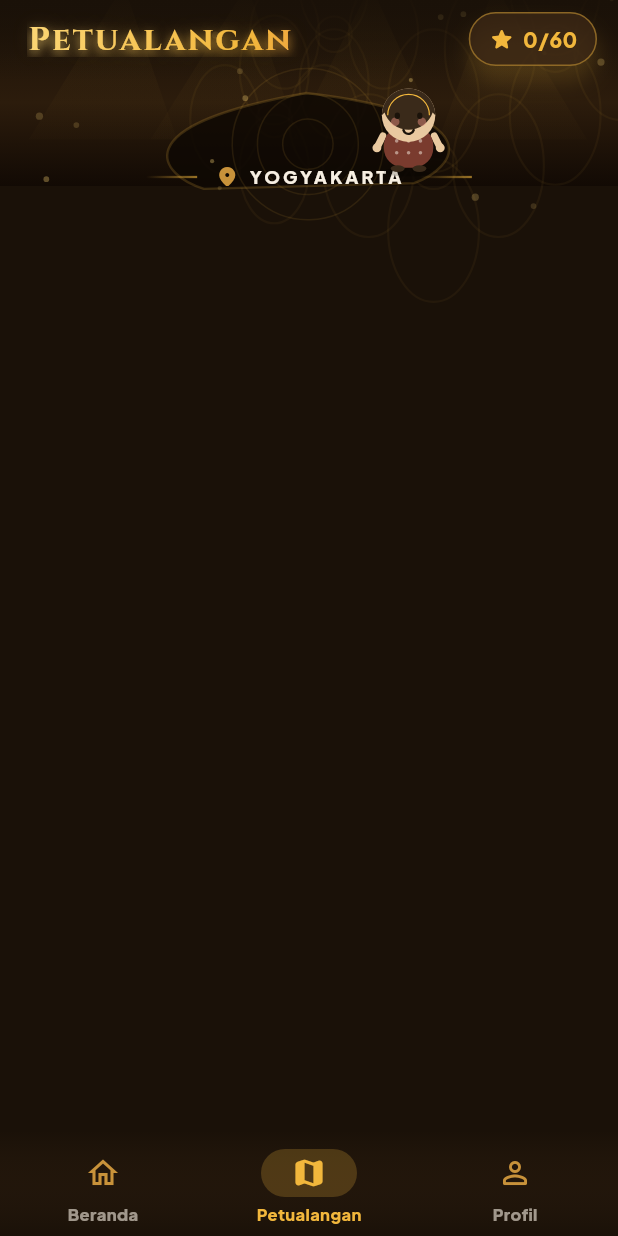
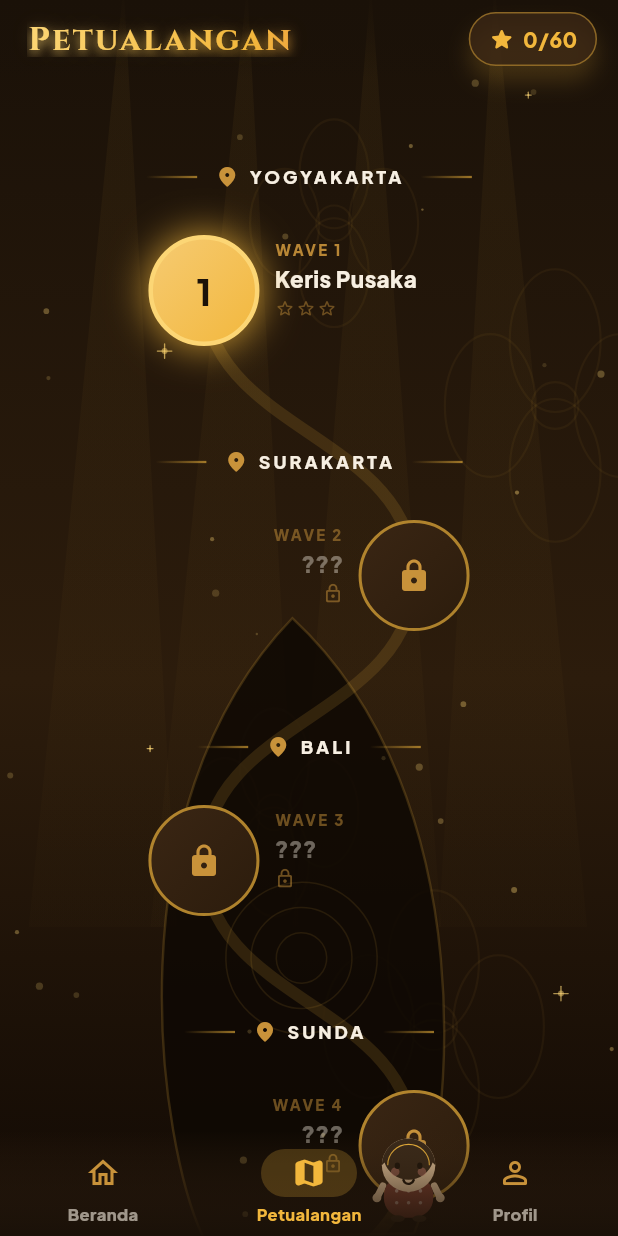
Before and after one commit to zachiesings/pusaka-blast, a Flutter app: the screen it shows after launch, after a tap on the "music note" icon, after a tap on "LANJUTKAN", on a phone screen of 412 x 824 dp. Run offline on Flutter 3.47's test engine with Material 3 defaults, Android fonts, the phone set to English and light mode, and no system bars; our stand-ins replace audioplayers, google_mobile_ads, shared_preferences; network calls fail.

Commit message:
fix: adventure map collapsed to header height (kepotong) + add ambient effects
Map fix (root cause)
- The map's root Stack had a non-positioned _Header child, so the Stack sized to
  the header (~66px) and the Positioned.fill scroll was clamped to it — the map
  only filled the top of the screen. Made _Header positioned + Stack
  fit:StackFit.expand so the viewport fills the whole screen. Same hardening on
  the Beranda tab Stack. Added a widget test (test/map_layout_test.dart) that
  asserts the map viewport fills the surface (regression guard).

Effects (home + gameplay "efek efek")
- New SparkleField (drifting, twinkling gold motes) layered on Beranda, the
  adventure map and the game board for ambient life.
- New ShimmerSweep — a premium sheen that travels across the PUSAKA BLAST
  wordmark on a loop.

Co-Authored-By: Claude Opus 4.8 (1M context) <noreply@anthropic.com>

```diff
--- a/lib/features/adventure/adventure_map_screen.dart
+++ b/lib/features/adventure/adventure_map_screen.dart
@@ -5,6 +5,7 @@ import '../../game/wave.dart';
 import '../../state/app_state.dart';
 import '../../state/game_controller.dart';
 import '../../widgets/display_text.dart';
+import '../../widgets/effects.dart';
 import '../../widgets/roaming_mascot.dart';
 import '../game/widgets/game_backdrop.dart';
 import '../game/game_screen.dart';
@@ -86,8 +87,10 @@ class _AdventureMapScreenState extends State<AdventureMapScreen> {
     return Scaffold(
       backgroundColor: Colors.transparent,
       body: Stack(
+        fit: StackFit.expand,
         children: [
           const Positioned.fill(child: GameBackdrop()),
+          const Positioned.fill(child: SparkleField(count: 18)),
           Positioned.fill(
             child: LayoutBuilder(
               builder: (context, c) {
@@ -150,10 +153,13 @@ class _AdventureMapScreenState extends State<AdventureMapScreen> {
             left: 0, right: 0, bottom: 0, height: 120,
             child: IgnorePointer(child: RoamingMascot(size: 66)),
           ),
-          _Header(
-              totalStars: app.totalStars,
-              cleared: app.wavesCleared,
-              showBack: !widget.embedded),
+          Positioned(
+            top: 0, left: 0, right: 0,
+            child: _Header(
+                totalStars: app.totalStars,
+                cleared: app.wavesCleared,
+                showBack: !widget.embedded),
+          ),
         ],
       ),
     );
--- a/lib/features/game/game_screen.dart
+++ b/lib/features/game/game_screen.dart
@@ -10,6 +10,7 @@ import '../../game/game_mode.dart';
 import '../../game/wave.dart';
 import '../../game/models/cell.dart';
 import '../../widgets/mascot.dart';
+import '../../widgets/effects.dart';
 import 'widgets/board_view.dart';
 import 'widgets/game_backdrop.dart';
 import 'widgets/clear_fx.dart';
@@ -197,6 +198,7 @@ class _GameScreenState extends State<GameScreen> with SingleTickerProviderStateM
       body: Stack(
         children: [
           const Positioned.fill(child: GameBackdrop()),
+          const Positioned.fill(child: SparkleField(count: 14)),
           SafeArea(
           child: Stack(
             children: [
--- a/lib/features/home/home_screen.dart
+++ b/lib/features/home/home_screen.dart
@@ -16,6 +16,7 @@ import '../../widgets/roaming_mascot.dart';
 import '../game/widgets/game_backdrop.dart';
 import '../../widgets/mascot.dart';
 import '../../widgets/soft_card.dart';
+import '../../widgets/effects.dart';
 import '../game/game_screen.dart';
 import '../settings/settings_screen.dart';
 import '../about/about_screen.dart';
@@ -230,8 +231,10 @@ class _BerandaTabState extends State<_BerandaTab> {
     final app = context.watch<AppState>();
     return BatikBackground(
       child: Stack(
+        fit: StackFit.expand,
         children: [
           const Positioned.fill(child: GameBackdrop()),
+          const Positioned.fill(child: SparkleField(count: 24)),
           const Positioned(top: 0, left: 0, right: 0, child: PendopoRoof()),
           // strolling character along the lower third
           const Positioned(left: 0, right: 0, bottom: 78, height: 110,
@@ -251,7 +254,9 @@ class _BerandaTabState extends State<_BerandaTab> {
                   const SizedBox(height: 2),
                   const _HeroMascot(),
                   const SizedBox(height: 2),
-                  const GoldTitle('PUSAKA BLAST', size: 40, letterSpacing: 3),
+                  const ShimmerSweep(
+                    child: GoldTitle('PUSAKA BLAST', size: 40, letterSpacing: 3),
+                  ),
                   const SizedBox(height: 8),
                   const _OrnamentDivider(),
                   const SizedBox(height: 6),
--- /dev/null
+++ b/lib/widgets/effects.dart
@@ -0,0 +1,159 @@
+import 'dart:math' as math;
+import 'package:flutter/material.dart';
+import 'package:flutter/scheduler.dart';
+import '../core/constants.dart';
+
+/// A field of slowly drifting, twinkling gold motes — cheap ambient "magic dust"
+/// for premium screens. Self-animated via a [Ticker]; drop into a Stack with
+/// `Positioned.fill` behind your content.
+class SparkleField extends StatefulWidget {
+  final int count;
+  final Color color;
+  final double maxRadius;
+  final bool rising; // motes drift upward (true) or just twinkle in place
+  const SparkleField({
+    super.key,
+    this.count = 26,
+    this.color = Palette.goldLt,
+    this.maxRadius = 2.2,
+    this.rising = true,
+  });
+
+  @override
+  State<SparkleField> createState() => _SparkleFieldState();
+}
+
+class _SparkleFieldState extends State<SparkleField> {
+  Ticker? _ticker;
+  double _t = 0;
+
+  @override
+  void initState() {
+    super.initState();
+    _ticker = Ticker((d) => setState(() => _t = d.inMicroseconds / 1e6))..start();
+  }
+
+  @override
+  void dispose() {
+    _ticker?.dispose();
+    super.dispose();
+  }
+
+  @override
+  Widget build(BuildContext context) {
+    return IgnorePointer(
+      child: RepaintBoundary(
+        child: CustomPaint(
+          painter: _SparklePainter(
+            t: _t,
+            count: widget.count,
+            color: widget.color,
+            maxR: widget.maxRadius,
+            rising: widget.rising,
+          ),
+          size: Size.infinite,
+        ),
+      ),
+    );
+  }
+}
+
+class _SparklePainter extends CustomPainter {
+  final double t;
+  final int count;
+  final Color color;
+  final double maxR;
+  final bool rising;
+  _SparklePainter({
+    required this.t,
+    required this.count,
+    required this.color,
+    required this.maxR,
+    required this.rising,
+  });
+
+  @override
+  void paint(Canvas canvas, Size size) {
+    final w = size.width, h = size.height;
+    for (var i = 0; i < count; i++) {
+      final seed = i * 0.6180339887;
+      final fx = (seed * 7.13) % 1.0;
+      final baseY = (seed * 11.7) % 1.0;
+      final speed = 6 + (i % 5) * 4.0;
+      final drift = rising ? ((t * speed + i * 53.0) % (h + 40)) : 0.0;
+      final x = w * fx + math.sin(t * 0.5 + i) * 10;
+      final y = rising ? (h - drift + 20) : h * baseY + math.sin(t * 0.4 + i) * 8;
+      // twinkle 0..1
+      final tw = 0.35 + 0.65 * (0.5 + 0.5 * math.sin(t * 2.2 + i * 1.3));
+      final r = (0.8 + (i % 3) * 0.6).clamp(0.6, maxR);
+      final p = Paint()..color = color.withOpacity(0.5 * tw);
+      // soft dot + a tiny 4-point sparkle for the brightest motes
+      canvas.drawCircle(Offset(x, y), r, p);
+      if (tw > 0.85) {
+        final s = r * 2.4;
+        final star = Paint()
+          ..color = color.withOpacity(0.7 * tw)
+          ..strokeWidth = 0.9
+          ..strokeCap = StrokeCap.round;
+        canvas.drawLine(Offset(x - s, y), Offset(x + s, y), star);
+        canvas.drawLine(Offset(x, y - s), Offset(x, y + s), star);
+      }
+    }
+  }
+
+  @override
+  bool shouldRepaint(covariant _SparklePainter old) => old.t != t;
+}
+
+/// A premium sheen that sweeps across [child] (e.g. the gold wordmark) on a
+/// loop, using a moving highlight band composited over whatever is rendered.
+class ShimmerSweep extends StatefulWidget {
+  final Widget child;
+  final Duration period;
+  const ShimmerSweep({super.key, required this.child, this.period = const Duration(seconds: 4)});
+
+  @override
+  State<ShimmerSweep> createState() => _ShimmerSweepState();
+}
+
+class _ShimmerSweepState extends State<ShimmerSweep> with SingleTickerProviderStateMixin {
+  late final AnimationController _c =
+      AnimationController(vsync: this, duration: widget.period)..repeat();
+
+  @override
+  void dispose() {
+    _c.dispose();
+    super.dispose();
+  }
+
+  @override
+  Widget build(BuildContext context) {
+    return AnimatedBuilder(
+      animation: _c,
+      builder: (context, _) {
+        // a highlight band travels left→right; pause off-screen between sweeps
+        final p = (_c.value * 1.6) - 0.3; // -0.3 .. 1.3
+        return ShaderMask(
+          blendMode: BlendMode.srcATop,
+          shaderCallback: (rect) {
+            return LinearGradient(
+              begin: Alignment.topLeft,
+              end: Alignment.bottomRight,
+              colors: [
+                Colors.white.withOpacity(0.0),
+                Colors.white.withOpacity(0.55),
+                Colors.white.withOpacity(0.0),
+              ],
+              stops: [
+                (p - 0.12).clamp(0.0, 1.0),
+                p.clamp(0.0, 1.0),
+                (p + 0.12).clamp(0.0, 1.0),
+              ],
+            ).createShader(rect);
+          },
+          child: widget.child,
+        );
+      },
+    );
+  }
+}
```
Also changed, not shown: 1 other file.
